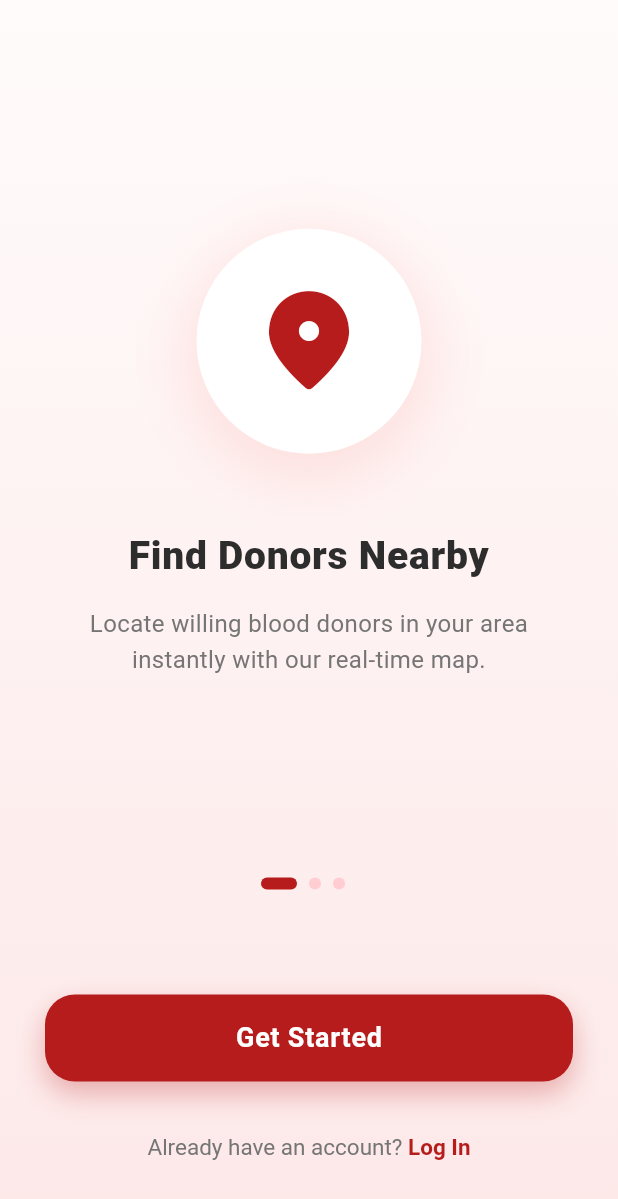
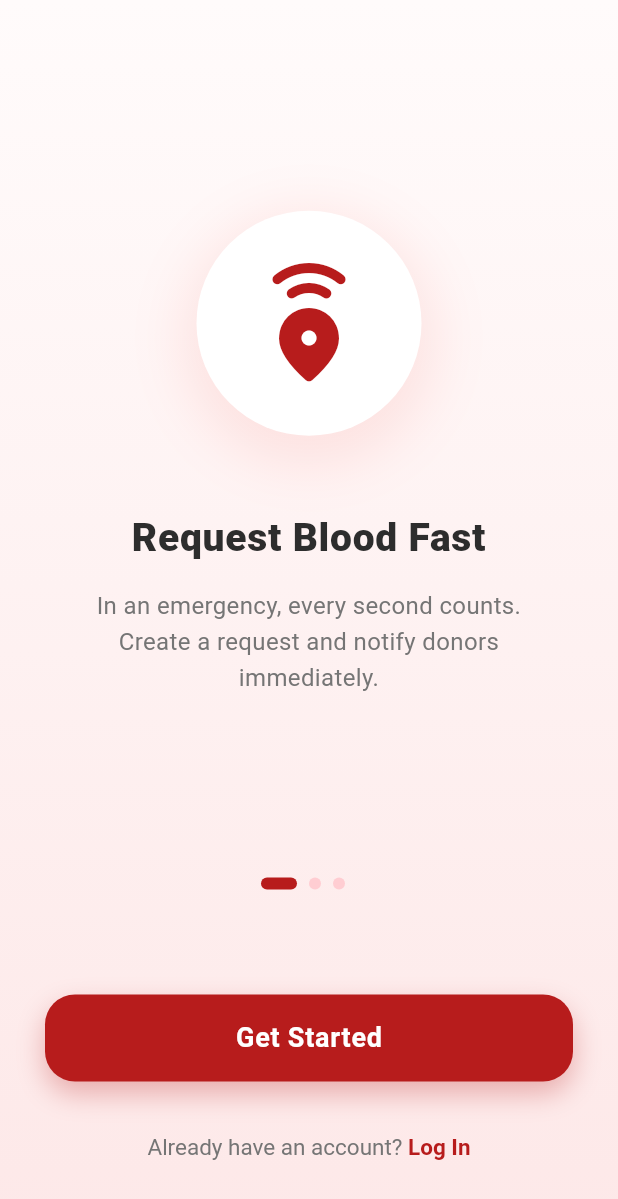
Before and after one commit to Ikra001/BloodLinker, a Flutter app: the screen it shows after launch, on a phone screen of 412 x 824 dp. Shown: the top 1199 px of the screen. Run offline on Flutter 3.47's test engine with Material 3 defaults, Android fonts, the phone set to English and light mode, and no system bars; our stand-ins replace cloud_firestore, firebase_auth, firebase_core, geolocator; missing offline and left inert: flutter_osm_plugin; accounts and stored records are empty.

Commit message:
Swapped slider1 with slider2

```diff
--- a/lib/pages/welcome_page.dart
+++ b/lib/pages/welcome_page.dart
@@ -17,17 +17,19 @@ class _WelcomePageState extends State<WelcomePage> {
   int _currentPage = 0;
 
   final List<Map<String, dynamic>> _onboardingData = [
+    // Swapped: Request Blood is now first
+    {
+      "title": "Request Blood Fast",
+      "text":
+          "In an emergency, every second counts. Create a request and notify donors immediately.",
+      "icon": Icons.emergency_share_rounded,
+    },
+    // Swapped: Find Donors is now second
     {
       "title": "Find Donors Nearby",
       "text":
           "Locate willing blood donors in your area instantly with our real-time map.",
       "icon": Icons.location_on_rounded,
-    },
-    {
-      "title": "Request Blood Fast",
-      "text":
-          "In an emergency, every second counts. Create a request and notify donors immediately.",
-      "icon": Icons.emergency_share_rounded,
     },
     {
       "title": "Save Lives Forever",
```
